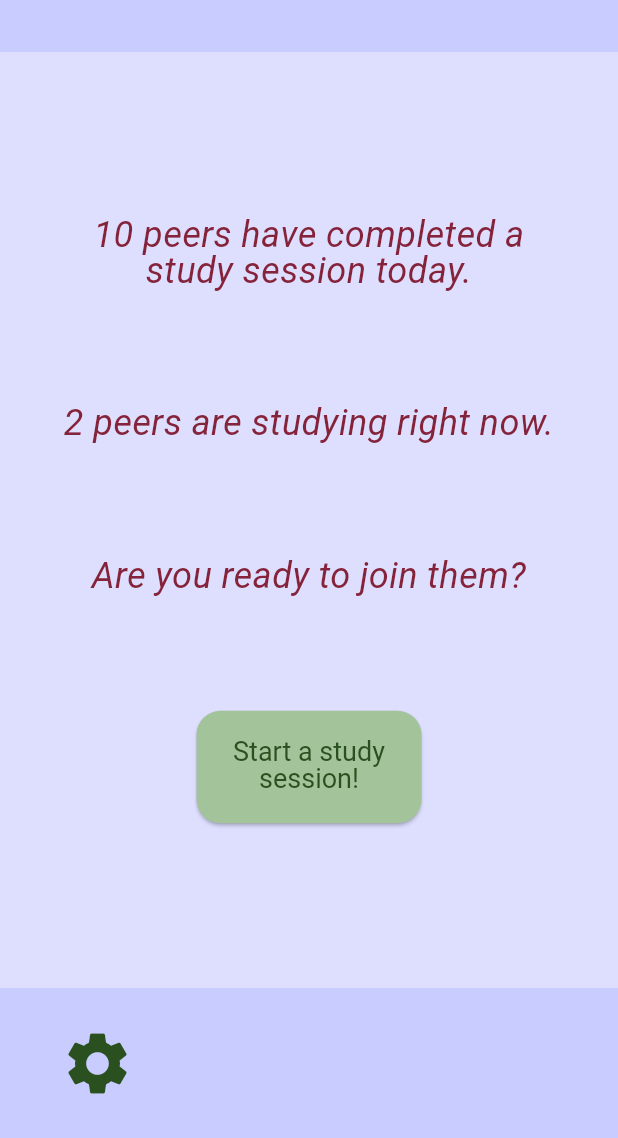
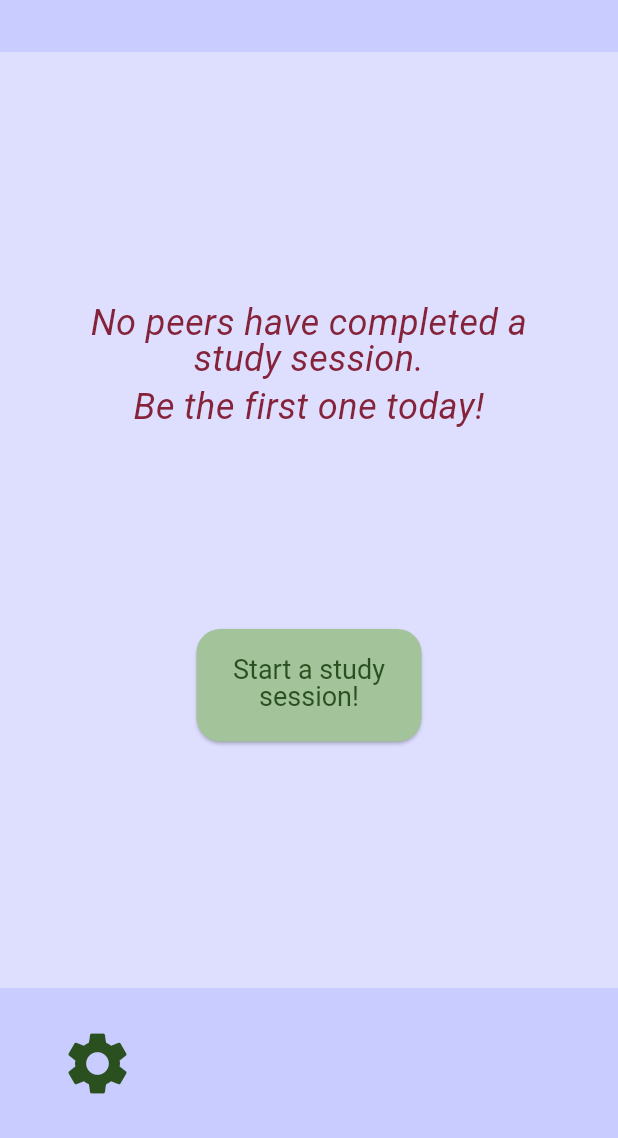
Before and after one commit to Etex99/procrastinot_prototype, a Flutter app: the screen it shows after launch, on a phone screen of 412 x 824 dp, the part 98-1236 px from its top. Run offline on Flutter 3.47's test engine with Material 3 defaults, Android fonts, the phone set to English and light mode, and no system bars; our stand-ins replace shared_preferences.

Commit message:
value of completed study sessions today is mocked roughly based on time of day

```diff
--- /dev/null
+++ b/lib/components/peers.dart
@@ -0,0 +1,76 @@
+import 'dart:math';
+import 'package:flutter/material.dart';
+import 'package:procrastinot_prototype/resources/theme.dart';
+import 'package:procrastinot_prototype/storage/internal_storage.dart';
+
+class Peers extends StatefulWidget {
+  const Peers ({super.key});
+
+  @override
+  State<Peers> createState() => _PeersState();
+}
+
+class _PeersState extends State<Peers> {
+  int mockValue = -1;
+
+  @override
+  void initState() {
+    InternalStorageHandler ish = InternalStorageHandler();
+    ish.getLastMock().then((time) => {
+      if (DateTime.now().difference(time) > const Duration(hours: 1)) {
+        ish.getMockPeopleCount().then((count) => setState(() {
+          mockValue = _mockPeopleCount(count);
+        }))
+      } else {
+        ish.getMockPeopleCount().then((count) => setState(() {
+          mockValue = count;
+        }))
+      }
+    });
+    super.initState();
+  }
+  @override
+  Widget build(BuildContext context) {
+    if (mockValue == -1) {
+      return const SizedBox.shrink();
+    }
+
+    MySubtitle completions;
+    MySubtitle situationalMessage = const MySubtitle(text: 'Join the numbers and complete a study session today!');
+    if (mockValue == 0) {
+      completions = const MySubtitle(text: 'No peers have completed a study session.');
+      situationalMessage = const MySubtitle(text: 'Be the first one today!');
+    } else if (mockValue == 1) {
+      completions = const MySubtitle(text: 'One peer has completed a study session.');
+    } else {
+      completions = MySubtitle(text: '$mockValue peers have completed a study session.');
+    }
+
+    return Column(
+      mainAxisSize: MainAxisSize.min,
+      children: [
+        completions,
+        situationalMessage
+      ],
+    );
+  }
+
+  int _mockPeopleCount(int lastVal) {
+    int newCount = lastVal;
+    int hour = TimeOfDay.now().hour;
+
+    if (hour <= 8) {
+      newCount += Random().nextInt(2);
+    } else if (hour <= 16) {
+      newCount += Random().nextInt(4);
+    } else if (hour <= 24) {
+      newCount += Random().nextInt(8);
+    }
+
+    InternalStorageHandler ish = InternalStorageHandler();
+    ish.setMockPeopleCount(newCount);
+    ish.setLastMock(DateTime.timestamp());
+
+    return newCount;
+  }
+}
--- a/lib/views/home.dart
+++ b/lib/views/home.dart
@@ -1,4 +1,5 @@
 import 'package:flutter/material.dart';
+import 'package:procrastinot_prototype/components/peers.dart';
 import 'package:procrastinot_prototype/resources/theme.dart';
 import 'package:procrastinot_prototype/components/app_bar.dart';
 
@@ -24,9 +25,7 @@ class HomeView extends StatelessWidget {
                   child: Column(
                     mainAxisAlignment: MainAxisAlignment.spaceEvenly,
                     children: [
-                      const Text('10 peers have completed a study session today.', style: MyTheme.SUBTITLE_TEXT_STYLE, textAlign: TextAlign.center),
-                      const Text('2 peers are studying right now.', style: MyTheme.SUBTITLE_TEXT_STYLE, textAlign: TextAlign.center),
-                      const Text('Are you ready to join them?', style: MyTheme.SUBTITLE_TEXT_STYLE, textAlign: TextAlign.center),
+                      const Peers(),
                       MyElevatedButton(text: 'Start a study session!', onPressed: () => Navigator.pushNamed(context, '/setup'))
                     ],
                   )
```
Also changed, not shown: lib/storage/internal_storage.dart (+29 -0 lines).
